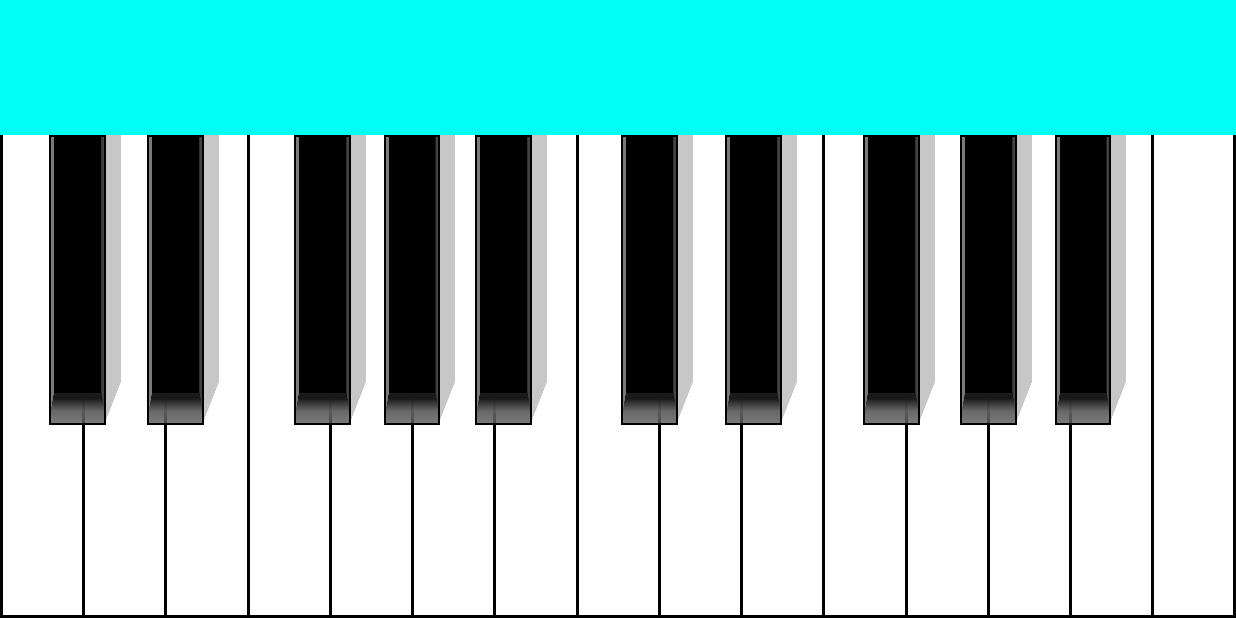
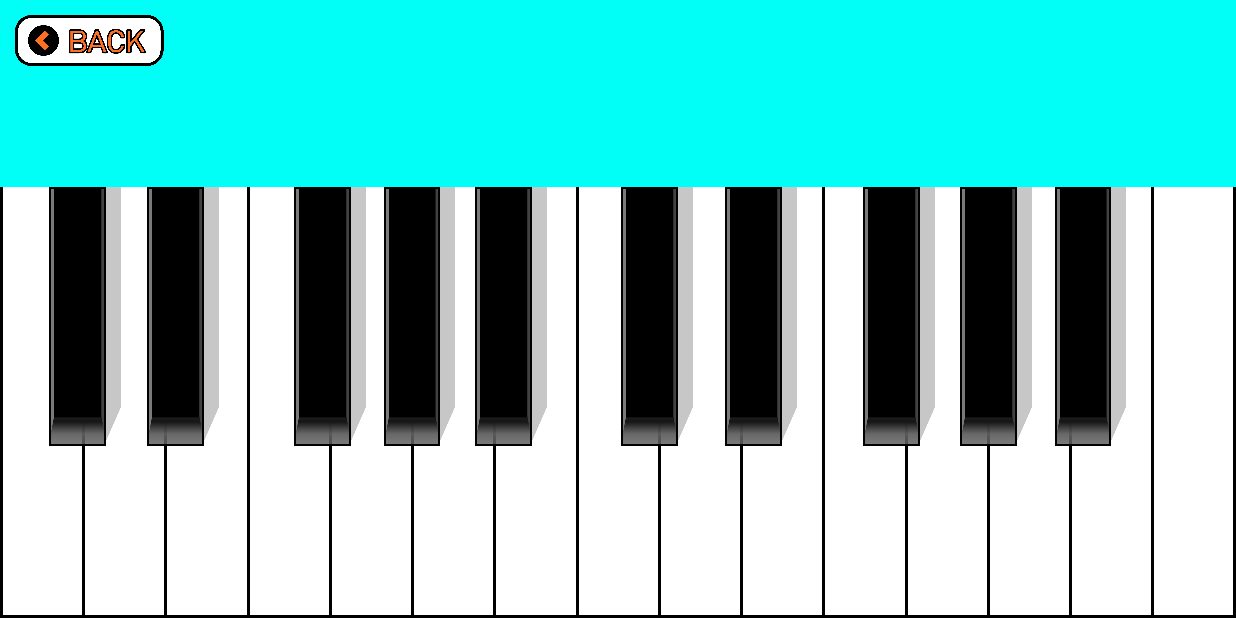
Before and after one commit to BlackLair/Crescendo_Piano, an Android app: the KeyboardActivity screen opened directly, with no data from a screen before it, on a phone screen of 824 x 412 dp (held sideways). Run offline under Robolectric (Android 15) with nearby library versions, the phone set to English and light mode, and no system bars.

Commit message:
KeyboardActivity에서 뒤로가기 버튼 구현

```diff
--- a/app/src/main/java/com/example/crescendo_piano/KeyboardActivity.java
+++ b/app/src/main/java/com/example/crescendo_piano/KeyboardActivity.java
@@ -6,7 +6,9 @@ import android.content.Intent;
 import android.media.SoundPool;
 import android.os.Build;
 import android.os.Bundle;
+import android.view.MotionEvent;
 import android.view.View;
+import android.widget.ImageButton;
 
 public class KeyboardActivity extends AppCompatActivity {
     private View decorView;
@@ -15,6 +17,7 @@ public class KeyboardActivity extends AppCompatActivity {
     private SoundResourceManager soundmanager;
     private int soundKeys[];
     private SoundPool keyboardSoundPool;
+    private ImageButton goBack;
     @Override
     protected void onCreate(Bundle savedInstanceState) {
         soundmanager=new SoundResourceManager();
@@ -32,11 +35,28 @@ public class KeyboardActivity extends AppCompatActivity {
         /////////////////////////////앱 하단바 제거/////////////////////////////// // 앱 하단바 제거
         super.onCreate(savedInstanceState);
         setContentView(R.layout.activity_keyboard);
-
+        goBack=findViewById(R.id.keyboard_goBack);
         Intent intent = new Intent();
         intent.getIntExtra("inst", 0);
         keyboardSoundPool=soundmanager.load(soundKeys, inst,this );
 
-
+        goBack.setOnTouchListener(new View.OnTouchListener() {
+            @Override
+            public boolean onTouch(View view, MotionEvent motionEvent) {
+                if(motionEvent.getAction()==MotionEvent.ACTION_DOWN)
+                    goBack.setBackgroundResource(R.drawable.backgray);
+                else if(motionEvent.getAction()==MotionEvent.ACTION_UP)
+                    goBack.setBackgroundResource(R.drawable.back);
+                return false;
+            }
+        });
+        goBack.setOnClickListener(new View.OnClickListener() {
+            @Override
+            public void onClick(View view) {
+                Intent intentBack=new Intent(KeyboardActivity.this, InstSelectActivity.class);
+                startActivity(intentBack);
+                finish();
+            }
+        });
     }
 }
--- a/app/src/main/res/layout/activity_keyboard.xml
+++ b/app/src/main/res/layout/activity_keyboard.xml
@@ -5,13 +5,26 @@
     android:orientation="vertical"
     android:background="#000000"
     xmlns:app="http://schemas.android.com/apk/res-auto">
-    <LinearLayout
+    <RelativeLayout
         android:layout_width="match_parent"
         android:layout_height="wrap_content"
         android:layout_weight="0.22"
         android:background="#01fff8">
+        <ImageButton
+            android:layout_width="100dp"
+            android:layout_height="34dp"
+            android:id="@+id/keyboard_goBack"
+            android:layout_alignParentLeft="true"
+            android:layout_alignParentTop="true"
+            android:background="@drawable/back"
+            android:layout_marginTop="10dp"
+            android:layout_marginLeft="10dp"/>
 
-    </LinearLayout>
+
+
+
+
+    </RelativeLayout>
     <LinearLayout
         android:layout_width="match_parent"
         android:layout_height="wrap_content"
```
